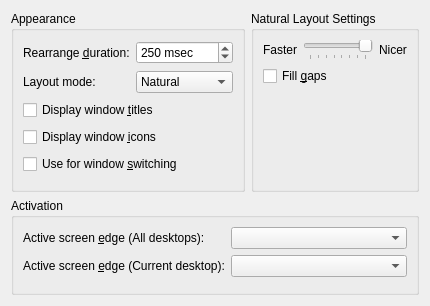
First picture: the form in effects/presentwindows_config.ui, repository KDE/kwin, before the edit.
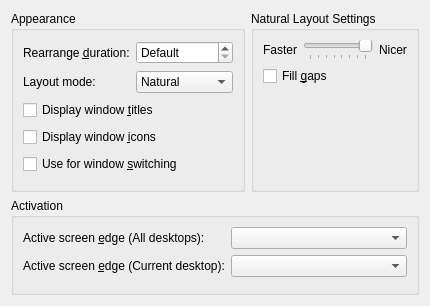
Second picture: the form after the edit. Custom widgets are drawn as their Qt base class.

Commit message: Add a global configuration option for animation speed. See description of Effect::animationTime() for how-to-use. TODO: Effects need to reload config after doing the change in the kcm. NOTE: Default TimeLine constructor now creates invalid object, it is necessary to explicitly call setDuration() in order to ensure all animations respect this setting.

```diff
--- a/effects/presentwindows_config.ui
+++ b/effects/presentwindows_config.ui
@@ -28,6 +28,9 @@
       </item>
       <item row="2" column="1" >
        <widget class="QSpinBox" name="rearrangeDurationSpin" >
+        <property name="specialValueText" >
+         <string>Default</string>
+        </property>
         <property name="suffix" >
          <string> msec</string>
         </property>
@@ -35,7 +38,7 @@
          <number>5000</number>
         </property>
         <property name="value" >
-         <number>250</number>
+         <number>0</number>
         </property>
        </widget>
       </item>
```
Left out of the diff: 3 changed lines with no effect on the pictures. The commit also changes 44 other files.
